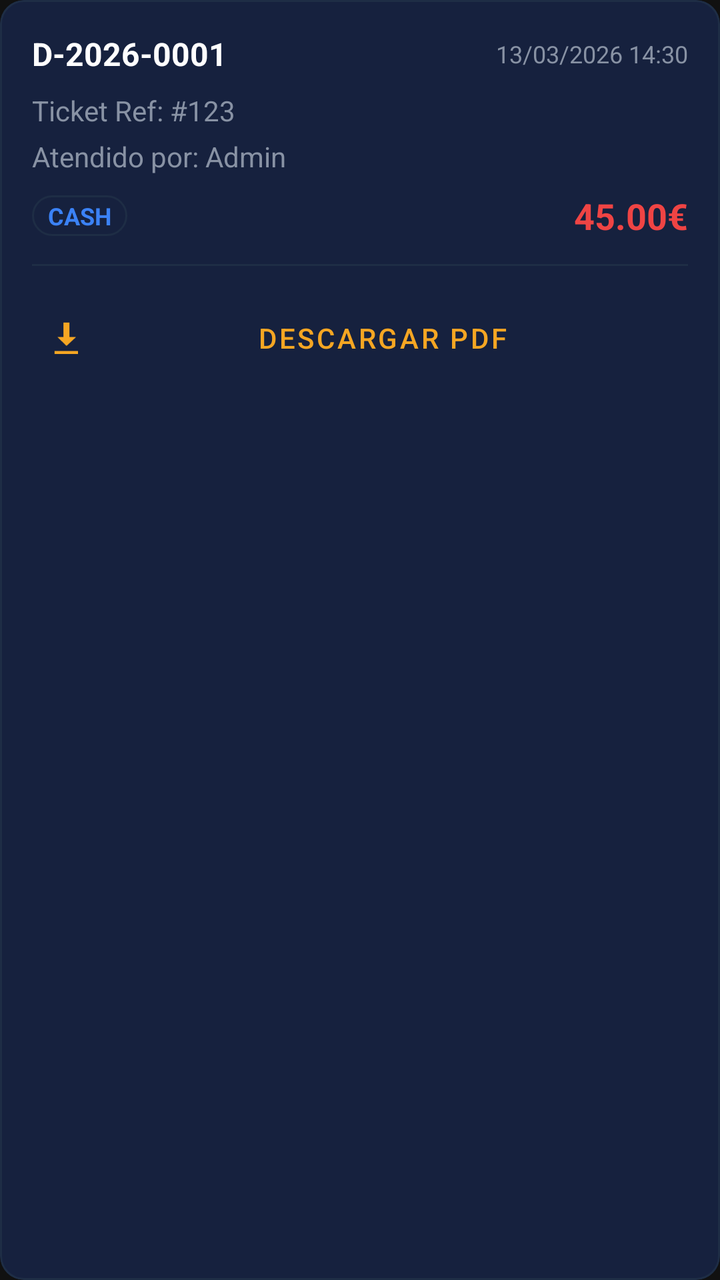
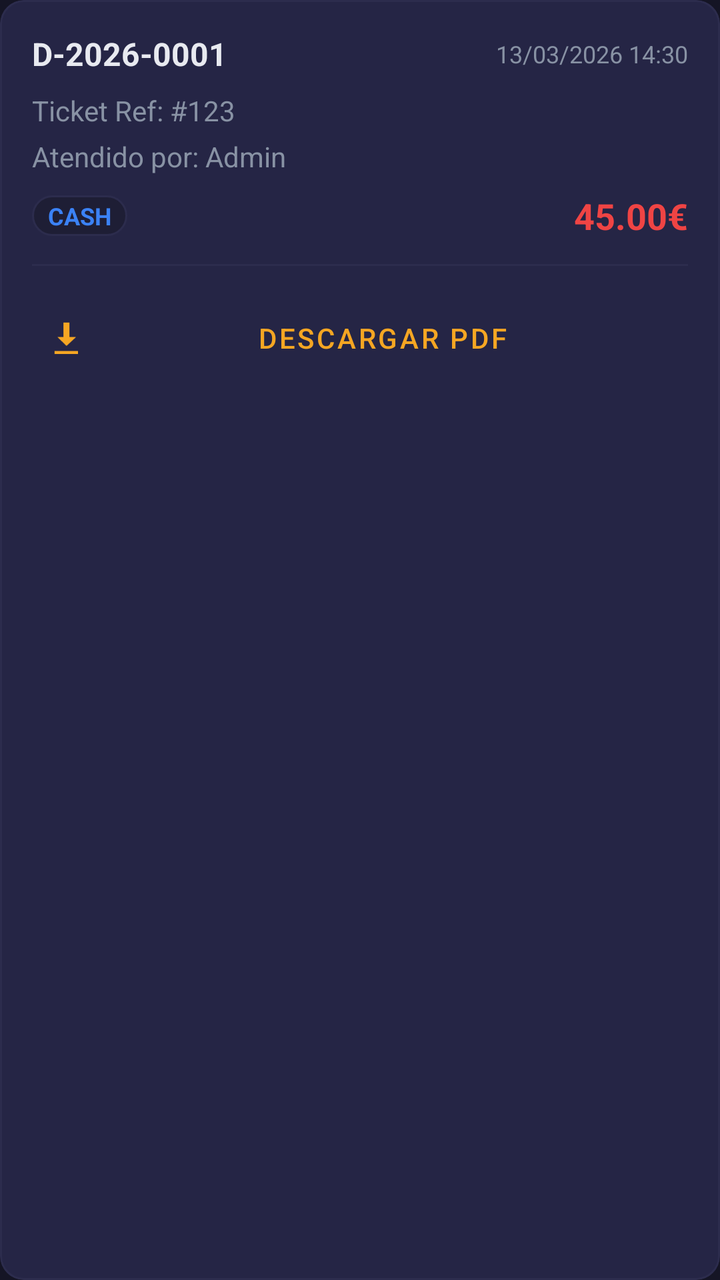

Screens rendered from an Android XML layout before and after an edit, with the pre-edit source and the edit as a unified diff.
<!-- AndroidManifest.xml: application theme Theme.Electrobazar -->
<!-- res/layout/item_return_admin.xml -->
<?xml version="1.0" encoding="utf-8"?>
<com.google.android.material.card.MaterialCardView xmlns:android="http://schemas.android.com/apk/res/android"
    xmlns:app="http://schemas.android.com/apk/res-auto"
    android:layout_width="match_parent"
    android:layout_height="wrap_content"
    android:layout_marginBottom="8dp"
    app:cardBackgroundColor="@color/primary_variant"
    app:cardCornerRadius="12dp"
    app:strokeColor="@color/border"
    app:strokeWidth="1dp">

    <LinearLayout
        android:layout_width="match_parent"
        android:layout_height="wrap_content"
        android:orientation="vertical"
        android:padding="16dp">

        <LinearLayout
            android:layout_width="match_parent"
            android:layout_height="wrap_content"
            android:orientation="horizontal"
            android:gravity="center_vertical"
            android:layout_marginBottom="8dp">

            <TextView
                android:id="@+id/returnNumber"
                android:layout_width="0dp"
                android:layout_height="wrap_content"
                android:layout_weight="1"
                android:text="D-2026-0001"
                android:textColor="@color/white"
                android:textSize="16sp"
                android:textStyle="bold" />

            <TextView
                android:id="@+id/returnDate"
                android:layout_width="wrap_content"
                android:layout_height="wrap_content"
                android:text="13/03/2026 14:30"
                android:textColor="@color/text_muted"
                android:textSize="12sp" />
        </LinearLayout>

        <TextView
            android:id="@+id/returnSaleRef"
            android:layout_width="match_parent"
            android:layout_height="wrap_content"
            android:text="Ticket Ref: #123"
            android:textColor="@color/text_muted"
            android:layout_marginBottom="4dp" />

        <TextView
            android:id="@+id/returnWorker"
            android:layout_width="match_parent"
            android:layout_height="wrap_content"
            android:text="Atendido por: Admin"
            android:textColor="@color/text_muted"
            android:layout_marginBottom="8dp" />

        <LinearLayout
            android:layout_width="match_parent"
            android:layout_height="wrap_content"
            android:orientation="horizontal"
            android:gravity="center_vertical">

            <TextView
                android:id="@+id/refundMethod"
                android:layout_width="wrap_content"
                android:layout_height="wrap_content"
                android:text="CASH"
                android:textColor="@color/info"
                android:textStyle="bold"
                android:background="@drawable/bg_rounded_card"
                android:paddingHorizontal="8dp"
                android:paddingVertical="2dp"
                android:textSize="12sp" />

            <View
                android:layout_width="0dp"
                android:layout_height="0dp"
                android:layout_weight="1" />

            <TextView
                android:id="@+id/refundAmount"
                android:layout_width="wrap_content"
                android:layout_height="wrap_content"
                android:text="45.00€"
                android:textColor="@color/danger"
                android:textSize="18sp"
                android:textStyle="bold" />
        </LinearLayout>

        <View
            android:layout_width="match_parent"
            android:layout_height="1dp"
            android:background="@color/border"
            android:layout_marginVertical="12dp" />

        <com.google.android.material.button.MaterialButton
            android:id="@+id/btnDownloadPdf"
            style="@style/Widget.MaterialComponents.Button.TextButton"
            android:layout_width="match_parent"
            android:layout_height="wrap_content"
            android:text="DESCARGAR PDF"
            android:textColor="@color/accent"
            app:icon="@android:drawable/stat_sys_download"
            app:iconTint="@color/accent" />

    </LinearLayout>
</com.google.android.material.card.MaterialCardView>
<!-- resources referenced by this layout -->
<resources>
  <color name="accent">#f5a623</color>
  <color name="border">#1e2d45</color>
  <color name="danger">#ef4444</color>
  <color name="info">#3b82f6</color>
  <color name="primary_variant">#16213e</color>
  <color name="text_muted">#8892a4</color>
  <color name="white">#FFFFFF</color>
  <!-- drawable bg_rounded_card (drawable) -->
  <?xml version="1.0" encoding="utf-8"?>
  <shape xmlns:android="http://schemas.android.com/apk/res/android">
      <solid android:color="@color/primary_variant" />
      <corners android:radius="12dp" />
      <stroke
          android:width="1dp"
          android:color="@color/border" />
  </shape>
  <style name="Theme.Electrobazar" parent="Base.Theme.Electrobazar" />
  <style name="Base.Theme.Electrobazar" parent="Theme.Material3.DayNight.NoActionBar">
          <item name="colorPrimary">@color/primary</item>
          <item name="colorSecondary">@color/secondary</item>
          <item name="android:windowBackground">@color/background</item>
          <item name="android:textColorPrimary">@color/text_main</item>
          <item name="colorError">@color/danger</item>
      </style>
  <color name="primary">#1a1a2e</color>
  <color name="secondary">#16213e</color>
  <color name="background">#111111</color>
  <color name="text_main">#e8eaf0</color>
</resources>

<!-- the commit's change to res/layout/item_return_admin.xml (unified diff, before → after) -->
@@ -4,9 +4,9 @@
     android:layout_width="match_parent"
     android:layout_height="wrap_content"
     android:layout_marginBottom="8dp"
-    app:cardBackgroundColor="@color/primary_variant"
+    app:cardBackgroundColor="?attr/colorSurface"
     app:cardCornerRadius="12dp"
-    app:strokeColor="@color/border"
+    app:strokeColor="?attr/colorOutline"
     app:strokeWidth="1dp">
 
     <LinearLayout
@@ -28,7 +28,7 @@
                 android:layout_height="wrap_content"
                 android:layout_weight="1"
                 android:text="D-2026-0001"
-                android:textColor="@color/white"
+                android:textColor="?attr/android:textColorPrimary"
                 android:textSize="16sp"
                 android:textStyle="bold" />
 
@@ -37,7 +37,7 @@
                 android:layout_width="wrap_content"
                 android:layout_height="wrap_content"
                 android:text="13/03/2026 14:30"
-                android:textColor="@color/text_muted"
+                android:textColor="?attr/android:textColorSecondary"
                 android:textSize="12sp" />
         </LinearLayout>
 
@@ -46,7 +46,7 @@
             android:layout_width="match_parent"
             android:layout_height="wrap_content"
             android:text="Ticket Ref: #123"
-            android:textColor="@color/text_muted"
+            android:textColor="?attr/android:textColorSecondary"
             android:layout_marginBottom="4dp" />
 
         <TextView
@@ -54,7 +54,7 @@
             android:layout_width="match_parent"
             android:layout_height="wrap_content"
             android:text="Atendido por: Admin"
-            android:textColor="@color/text_muted"
+            android:textColor="?attr/android:textColorSecondary"
             android:layout_marginBottom="8dp" />
 
         <LinearLayout
@@ -93,7 +93,7 @@
         <View
             android:layout_width="match_parent"
             android:layout_height="1dp"
-            android:background="@color/border"
+            android:background="?attr/colorOutline"
             android:layout_marginVertical="12dp" />
 
         <com.google.android.material.button.MaterialButton
@@ -102,9 +102,9 @@
             android:layout_width="match_parent"
             android:layout_height="wrap_content"
             android:text="DESCARGAR PDF"
-            android:textColor="@color/accent"
+            android:textColor="?attr/colorPrimary"
             app:icon="@android:drawable/stat_sys_download"
-            app:iconTint="@color/accent" />
+            app:iconTint="?attr/colorPrimary" />
 
     </LinearLayout>
 </com.google.android.material.card.MaterialCardView>
<!-- resource entries referenced after the edit -->
@@ -1,32 +1,49 @@
 <!-- resources referenced by this layout -->
 <resources>
   <color name="accent">#f5a623</color>
-  <color name="border">#1e2d45</color>
+  <color name="border">#2c2c4d</color>
   <color name="danger">#ef4444</color>
   <color name="info">#3b82f6</color>
-  <color name="primary_variant">#16213e</color>
   <color name="text_muted">#8892a4</color>
-  <color name="white">#FFFFFF</color>
   <!-- drawable bg_rounded_card (drawable) -->
   <?xml version="1.0" encoding="utf-8"?>
   <shape xmlns:android="http://schemas.android.com/apk/res/android">
-      <solid android:color="@color/primary_variant" />
+      <solid android:color="?attr/colorSurfaceVariant" />
       <corners android:radius="12dp" />
       <stroke
           android:width="1dp"
-          android:color="@color/border" />
+          android:color="?attr/colorOutline" />
   </shape>
   <style name="Theme.Electrobazar" parent="Base.Theme.Electrobazar" />
   <style name="Base.Theme.Electrobazar" parent="Theme.Material3.DayNight.NoActionBar">
-          <item name="colorPrimary">@color/primary</item>
-          <item name="colorSecondary">@color/secondary</item>
-          <item name="android:windowBackground">@color/background</item>
+          
+          <item name="colorPrimary">@color/accent</item>
+          <item name="colorOnPrimary">@color/primary</item>
+          <item name="colorSecondary">@color/accent</item>
+          <item name="colorOnSecondary">@color/primary</item>
+          <item name="colorPrimaryContainer">@color/surface</item>
+          <item name="colorOnPrimaryContainer">@color/text_main</item>
+          
+          <item name="colorSurface">@color/surface</item>
+          <item name="colorOnSurface">@color/text_main</item>
+          <item name="colorSurfaceVariant">@color/secondary</item>
+          <item name="colorOnSurfaceVariant">@color/text_muted</item>
+          <item name="colorOutline">@color/border</item>
+          
+          <item name="android:windowBackground">@color/primary</item>
+          <item name="android:colorBackground">@color/primary</item>
           <item name="android:textColorPrimary">@color/text_main</item>
+          <item name="android:textColorSecondary">@color/text_muted</item>
+          <item name="android:textColorHint">@color/text_muted</item>
+          
+          <item name="android:statusBarColor">@color/primary</item>
+          <item name="android:navigationBarColor">@color/primary</item>
+          
           <item name="colorError">@color/danger</item>
       </style>
-  <color name="primary">#1a1a2e</color>
-  <color name="secondary">#16213e</color>
-  <color name="background">#111111</color>
+  <color name="primary">#151525</color>
+  <color name="surface">#252545</color>
+  <color name="secondary">#1e1e35</color>
   <color name="text_main">#e8eaf0</color>
 </resources>
 
